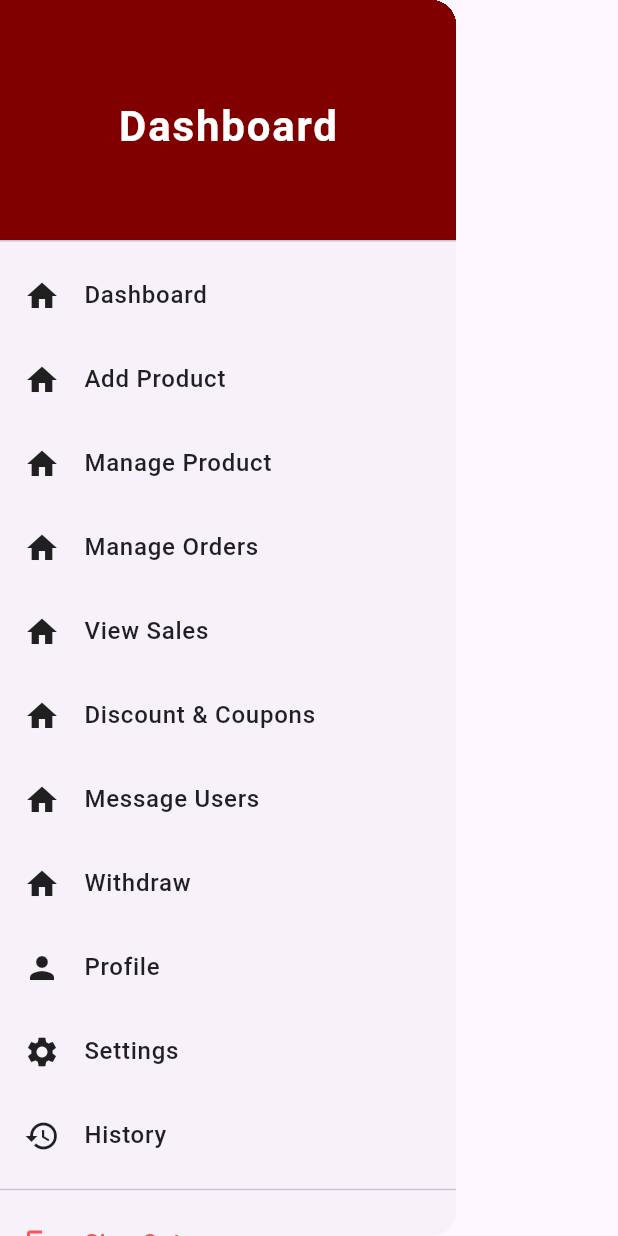
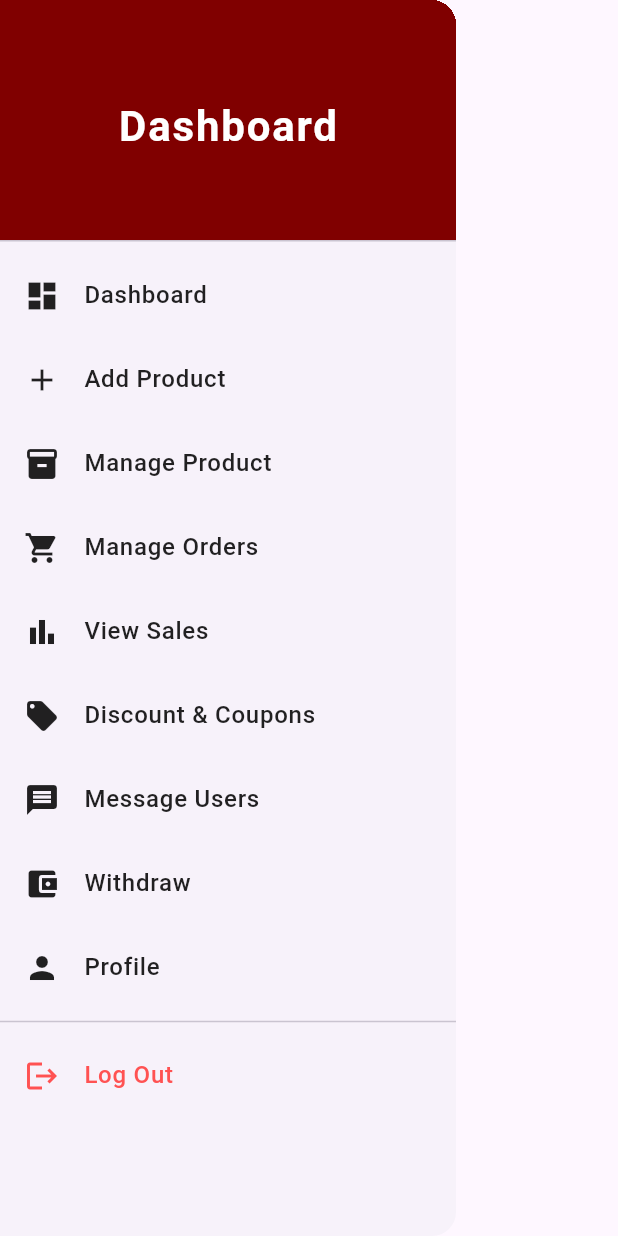
Before and after one commit to umali928/Project, a Flutter app: the NavigationDrawer widget shown alone on an empty page, opened directly, on a phone screen of 412 x 824 dp. Run offline on Flutter 3.47's test engine with Material 3 defaults, Android fonts, the phone set to English and light mode, and no system bars; our stand-ins replace google_fonts, image_picker, lucide_icons.

Commit message:
added icons

```diff
--- a/lib/sellerdashboard.dart
+++ b/lib/sellerdashboard.dart
@@ -111,19 +111,17 @@ class NavigationDrawer extends StatelessWidget {
             child: ListView(
               padding: EdgeInsets.zero,
               children: [
-                DrawerItem(icon: Icons.home, text: "Dashboard"),
-                DrawerItem(icon: Icons.home, text: "Add Product"),
-                DrawerItem(icon: Icons.home, text: "Manage Product"),
-                DrawerItem(icon: Icons.home, text: "Manage Orders"),
-                DrawerItem(icon: Icons.home, text: "View Sales"),
-                DrawerItem(icon: Icons.home, text: "Discount & Coupons"),
-                DrawerItem(icon: Icons.home, text: "Message Users"),
-                DrawerItem(icon: Icons.home, text: "Withdraw"),
+                DrawerItem(icon: Icons.dashboard, text: "Dashboard"),
+                DrawerItem(icon: Icons.add, text: "Add Product"),
+                DrawerItem(icon: Icons.inventory, text: "Manage Product"),
+                DrawerItem(icon: Icons.shopping_cart, text: "Manage Orders"),
+                DrawerItem(icon: Icons.bar_chart, text: "View Sales"),
+                DrawerItem(icon: Icons.local_offer, text: "Discount & Coupons"),
+                DrawerItem(icon: Icons.message, text: "Message Users"),
+                DrawerItem(icon: Icons.account_balance_wallet, text: "Withdraw"),
                 DrawerItem(icon: Icons.person, text: "Profile"),
-                DrawerItem(icon: Icons.settings, text: "Settings"),
-                DrawerItem(icon: Icons.history, text: "History"),
                 Divider(),
-                DrawerItem(icon: Icons.logout, text: "Sign Out", isLogout: true),
+                DrawerItem(icon: Icons.logout, text: "Log Out", isLogout: true),
               ],
             ),
           ),
```
